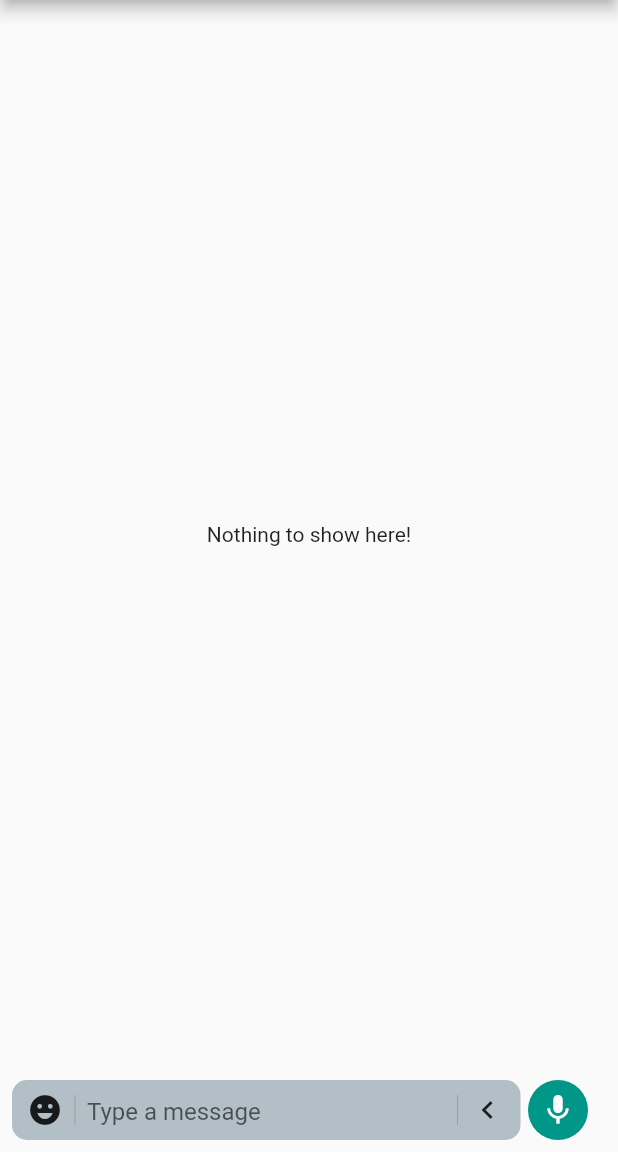
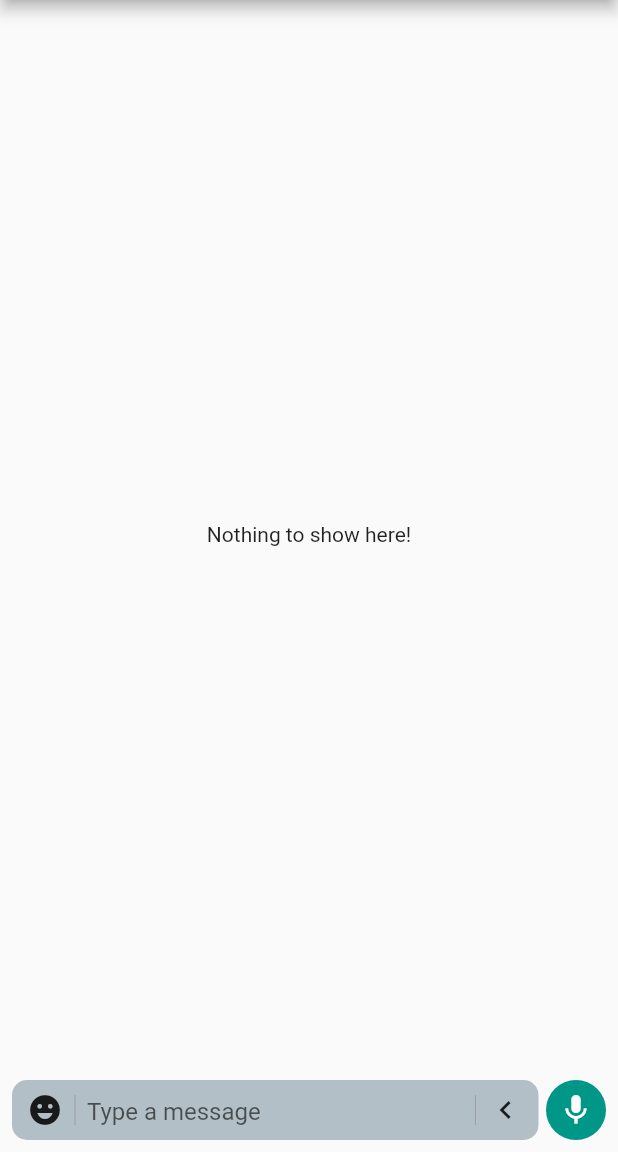
Before and after one commit to m-zaink/whats_app, a Flutter app: the screen it shows after launch, on a phone screen of 412 x 824 dp, the part 84-1236 px from its top. Run offline on Flutter 3.47's test engine with Material 2 defaults, Android fonts, the phone set to English and light mode, and no system bars; our stand-ins replace logger, permission_handler; missing offline and left inert: flutter_sound.

Commit message:
Fix bug on record_widget.dart

```diff
--- a/lib/views/chat_view/widgets/record_widget.dart
+++ b/lib/views/chat_view/widgets/record_widget.dart
@@ -10,7 +10,7 @@ class RecordWidget extends StatefulWidget {
 }
 
 class _RecordWidgetState extends State<RecordWidget> {
-  double width = 400;
+  double width;
   bool isTrashIconVisible = false;
 
   @override
@@ -25,8 +25,18 @@ class _RecordWidgetState extends State<RecordWidget> {
           builder: (context, controller, child) => Row(
             children: [
               Flexible(
-                child: Container(
-                  width: width,
+                child: _buildChatWidget(
+                  context,
+                  controller: controller,
+                ),
+              ),
+            ],
+          ),
+        ),
+      );
+
+  Widget _buildChatWidget(BuildContext context, {@required AudioRecordingController controller}) => Container(
+        width: width ?? MediaQuery.of(context).size.width,
         padding: EdgeInsets.all(8.0),
         child: Row(
           crossAxisAlignment: CrossAxisAlignment.end,
@@ -49,11 +59,6 @@ class _RecordWidgetState extends State<RecordWidget> {
               },
             ),
           ],
-                  ),
-                ),
-              ),
-            ],
-          ),
         ),
       );
 
@@ -79,7 +84,7 @@ class _RecordWidgetState extends State<RecordWidget> {
   }
 
   void resetWidth() {
-    updateWidthTo(double.infinity);
+    updateWidthTo(MediaQuery.of(context).size.width);
   }
 
   void showAndHideTrashIcon() async {
```
Lines whose indentation alone changed are shown as unchanged.
